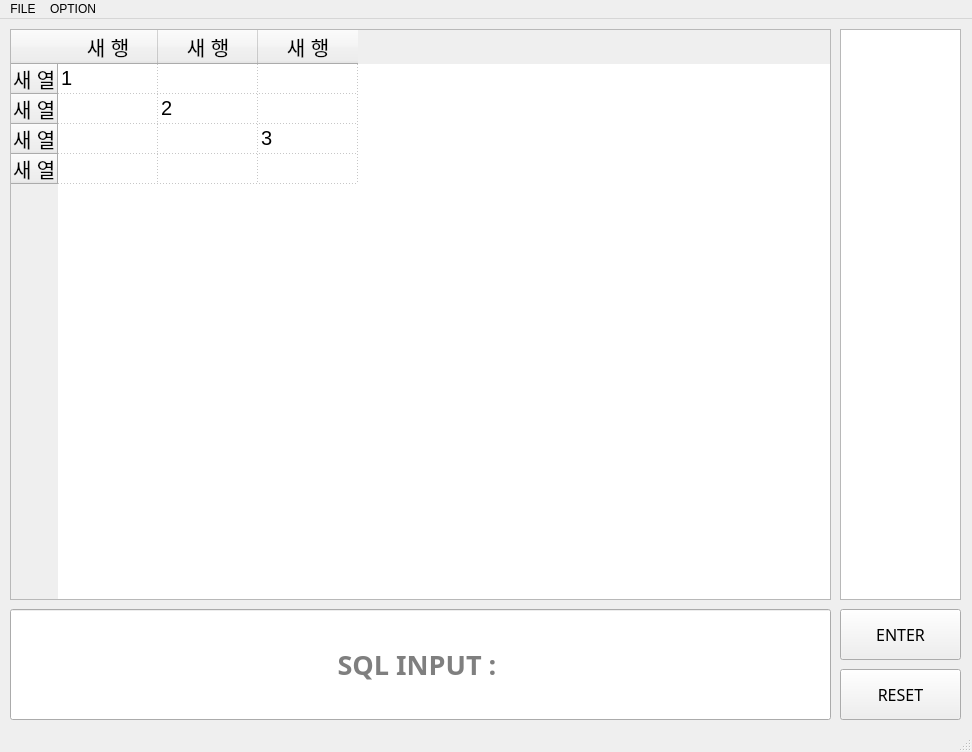
hello9721/Python_practice, file Day 22/UI/P_22_1_UI.ui: the form before one commit.
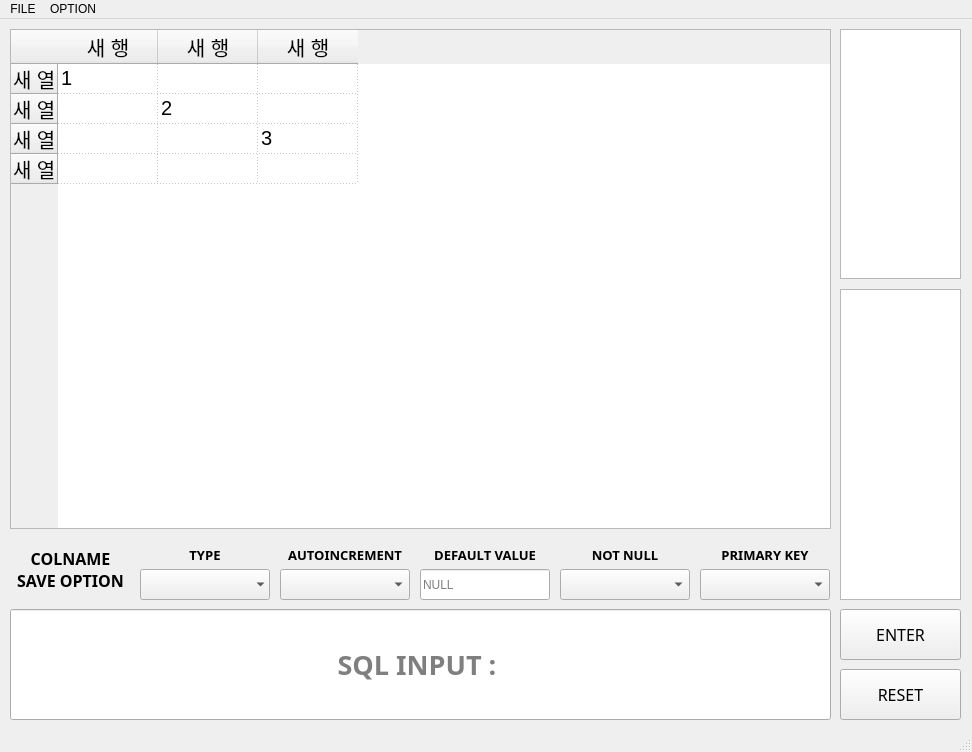
The form after the commit.

Commit message: not complete

What changed in the file:
```diff
--- a/Day 22/UI/P_22_1_UI.ui
+++ b/Day 22/UI/P_22_1_UI.ui
@@ -82,7 +82,7 @@
       <x>10</x>
       <y>10</y>
       <width>821</width>
-      <height>571</height>
+      <height>500</height>
      </rect>
     </property>
     <property name="font">
@@ -153,10 +153,301 @@
       <x>840</x>
       <y>10</y>
       <width>121</width>
-      <height>571</height>
+      <height>250</height>
      </rect>
     </property>
    </widget>
+   <widget class="QListWidget" name="lst__sql">
+    <property name="geometry">
+     <rect>
+      <x>840</x>
+      <y>270</y>
+      <width>121</width>
+      <height>311</height>
+     </rect>
+    </property>
+   </widget>
+   <widget class="QComboBox" name="cb__pk">
+    <property name="geometry">
+     <rect>
+      <x>700</x>
+      <y>550</y>
+      <width>130</width>
+      <height>31</height>
+     </rect>
+    </property>
+    <item>
+     <property name="text">
+      <string>  </string>
+     </property>
+    </item>
+    <item>
+     <property name="text">
+      <string>TRUE</string>
+     </property>
+    </item>
+    <item>
+     <property name="text">
+      <string>FALSE</string>
+     </property>
+    </item>
+   </widget>
+   <widget class="QLabel" name="lbl__pk">
+    <property name="geometry">
+     <rect>
+      <x>700</x>
+      <y>520</y>
+      <width>130</width>
+      <height>31</height>
+     </rect>
+    </property>
+    <property name="font">
+     <font>
+      <family>맑은 고딕</family>
+      <pointsize>10</pointsize>
+      <weight>75</weight>
+      <bold>true</bold>
+     </font>
+    </property>
+    <property name="text">
+     <string>PRIMARY KEY</string>
+    </property>
+    <property name="alignment">
+     <set>Qt::AlignCenter</set>
+    </property>
+   </widget>
+   <widget class="QComboBox" name="cb__nn">
+    <property name="geometry">
+     <rect>
+      <x>560</x>
+      <y>550</y>
+      <width>130</width>
+      <height>31</height>
+     </rect>
+    </property>
+    <item>
+     <property name="text">
+      <string>  </string>
+     </property>
+    </item>
+    <item>
+     <property name="text">
+      <string>TRUE</string>
+     </property>
+    </item>
+    <item>
+     <property name="text">
+      <string>FALSE</string>
+     </property>
+    </item>
+   </widget>
+   <widget class="QLabel" name="lbl__nn">
+    <property name="geometry">
+     <rect>
+      <x>560</x>
+      <y>520</y>
+      <width>130</width>
+      <height>31</height>
+     </rect>
+    </property>
+    <property name="font">
+     <font>
+      <family>맑은 고딕</family>
+      <pointsize>10</pointsize>
+      <weight>75</weight>
+      <bold>true</bold>
+     </font>
+    </property>
+    <property name="text">
+     <string>NOT NULL</string>
+    </property>
+    <property name="alignment">
+     <set>Qt::AlignCenter</set>
+    </property>
+   </widget>
+   <widget class="QLabel" name="lbl__dflt">
+    <property name="geometry">
+     <rect>
+      <x>420</x>
+      <y>520</y>
+      <width>130</width>
+      <height>31</height>
+     </rect>
+    </property>
+    <property name="font">
+     <font>
+      <family>맑은 고딕</family>
+      <pointsize>10</pointsize>
+      <weight>75</weight>
+      <bold>true</bold>
+     </font>
+    </property>
+    <property name="text">
+     <string>DEFAULT VALUE</string>
+    </property>
+    <property name="alignment">
+     <set>Qt::AlignCenter</set>
+    </property>
+   </widget>
+   <widget class="QLineEdit" name="txt__dflt">
+    <property name="geometry">
+     <rect>
+      <x>420</x>
+      <y>550</y>
+      <width>130</width>
+      <height>31</height>
+     </rect>
+    </property>
+    <property name="placeholderText">
+     <string>NULL</string>
+    </property>
+   </widget>
+   <widget class="QComboBox" name="cb__auto">
+    <property name="geometry">
+     <rect>
+      <x>280</x>
+      <y>550</y>
+      <width>130</width>
+      <height>31</height>
+     </rect>
+    </property>
+    <item>
+     <property name="text">
+      <string>  </string>
+     </property>
+    </item>
+    <item>
+     <property name="text">
+      <string>TRUE</string>
+     </property>
+    </item>
+    <item>
+     <property name="text">
+      <string>FALSE</string>
+     </property>
+    </item>
+   </widget>
+   <widget class="QLabel" name="lbl__auto">
+    <property name="geometry">
+     <rect>
+      <x>280</x>
+      <y>520</y>
+      <width>130</width>
+      <height>31</height>
+     </rect>
+    </property>
+    <property name="font">
+     <font>
+      <family>맑은 고딕</family>
+      <pointsize>10</pointsize>
+      <weight>75</weight>
+      <bold>true</bold>
+     </font>
+    </property>
+    <property name="text">
+     <string>AUTOINCREMENT</string>
+    </property>
+    <property name="alignment">
+     <set>Qt::AlignCenter</set>
+    </property>
+   </widget>
+   <widget class="QComboBox" name="cb__type">
+    <property name="geometry">
+     <rect>
+      <x>140</x>
+      <y>550</y>
+      <width>130</width>
+      <height>31</height>
+     </rect>
+    </property>
+    <property name="frame">
+     <bool>false</bool>
+    </property>
+    <item>
+     <property name="text">
+      <string>  </string>
+     </property>
+    </item>
+    <item>
+     <property name="text">
+      <string>TEXT</string>
+     </property>
+    </item>
+    <item>
+     <property name="text">
+      <string>INTEGER</string>
+     </property>
+    </item>
+    <item>
+     <property name="text">
+      <string>NUMERIC</string>
+     </property>
+    </item>
+    <item>
+     <property name="text">
+      <string>REAL</string>
+     </property>
+    </item>
+    <item>
+     <property name="text">
+      <string>BLOB</string>
+     </property>
+    </item>
+    <item>
+     <property name="text">
+      <string>NONE</string>
+     </property>
+    </item>
+   </widget>
+   <widget class="QLabel" name="lbl__type">
+    <property name="geometry">
+     <rect>
+      <x>140</x>
+      <y>520</y>
+      <width>130</width>
+      <height>31</height>
+     </rect>
+    </property>
+    <property name="font">
+     <font>
+      <family>맑은 고딕</family>
+      <pointsize>10</pointsize>
+      <weight>75</weight>
+      <bold>true</bold>
+     </font>
+    </property>
+    <property name="text">
+     <string>TYPE</string>
+    </property>
+    <property name="alignment">
+     <set>Qt::AlignCenter</set>
+    </property>
+   </widget>
+   <widget class="QLabel" name="lbl__scol">
+    <property name="geometry">
+     <rect>
+      <x>10</x>
+      <y>520</y>
+      <width>121</width>
+      <height>61</height>
+     </rect>
+    </property>
+    <property name="font">
+     <font>
+      <family>맑은 고딕</family>
+      <pointsize>12</pointsize>
+      <weight>75</weight>
+      <bold>true</bold>
+     </font>
+    </property>
+    <property name="text">
+     <string>COLNAME
+SAVE OPTION</string>
+    </property>
+    <property name="alignment">
+     <set>Qt::AlignCenter</set>
+    </property>
+   </widget>
   </widget>
   <widget class="QMenuBar" name="m__bar">
    <property name="geometry">
```
The commit also changes 1 other file.
